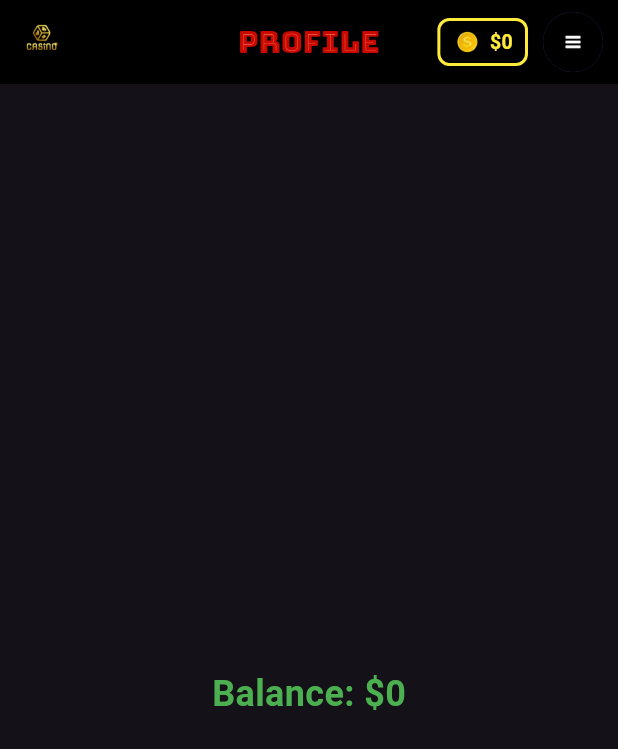
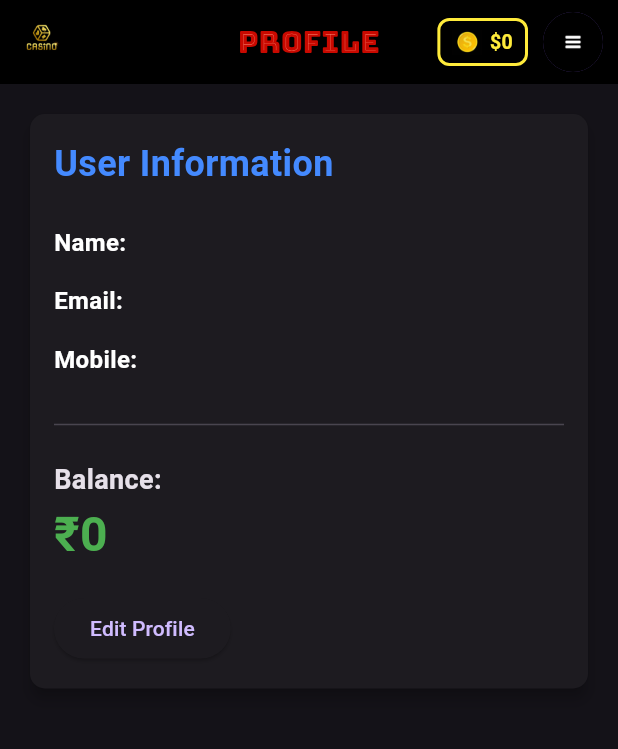
Before and after one commit to theinfiniteprins/casino, a Flutter app: the ProfilePage screen opened directly, on a phone screen of 412 x 824 dp. Shown: the top 749 px of the screen. Run offline on Flutter 3.47's test engine with Material 3 defaults, Android fonts, the phone set to English and light mode, and no system bars; our stand-ins replace cloud_firestore, firebase_auth, firebase_core, shared_preferences; accounts and stored records are empty.

Commit message:
Added mobile and name field to register

```diff
--- a/lib/profile_page.dart
+++ b/lib/profile_page.dart
@@ -2,6 +2,7 @@ import 'package:cloud_firestore/cloud_firestore.dart';
 import 'package:firebase_auth/firebase_auth.dart';
 import 'package:flutter/material.dart';
 import 'custom_app_bar.dart';
+import 'edit_profile_page.dart'; // Import the EditProfilePage
 
 class ProfilePage extends StatefulWidget {
   @override
@@ -12,35 +13,57 @@ class _ProfilePageState extends State<ProfilePage> {
   final FirebaseAuth _auth = FirebaseAuth.instance;
   final FirebaseFirestore _firestore = FirebaseFirestore.instance;
   String? _email;
+  String? _name;
+  String? _mobile;
   int _balance = 0;
 
   @override
   void initState() {
     super.initState();
     _fetchUserProfile();
-    _fetchBalance();
   }
 
+  // Fetch user profile details including name, email, mobile, and balance
   Future<void> _fetchUserProfile() async {
     final user = _auth.currentUser;
     if (user != null) {
       setState(() {
         _email = user.email;
       });
+
+      final userId = user.uid;
+      try {
+        DocumentSnapshot userDoc = await _firestore.collection('users').doc(userId).get();
+        if (userDoc.exists) {
+          Map<String, dynamic> userData = userDoc.data() as Map<String, dynamic>;
+
+          setState(() {
+            _name = userData['name'] ?? 'No Name';
+            _mobile = userData['mobile'] ?? 'No Mobile';
+            _balance = userData['balance'] ?? 0;
+          });
+        } else {
+          print('Document does not exist!');
+        }
+      } catch (e) {
+        print('Error fetching user profile: $e');
+      }
     }
   }
 
-  Future<void> _fetchBalance() async {
-    final userId = _auth.currentUser?.uid;
-    if (userId != null) {
-      DocumentSnapshot userDoc =
-      await _firestore.collection('users').doc(userId).get();
-      if (userDoc.exists) {
-        setState(() {
-          _balance = userDoc['balance'] ?? 0;
+  void _navigateToEditProfile() {
+    Navigator.push(
+      context,
+      MaterialPageRoute(
+        builder: (context) => EditProfilePage(
+          name: _name,
+          mobile: _mobile,
+        ),
+      ),
+    ).then((_) {
+      // Refresh the profile page after editing
+      _fetchUserProfile();
     });
-      }
-    }
   }
 
   @override
@@ -75,26 +98,58 @@ class _ProfilePageState extends State<ProfilePage> {
           ),
         ],
       ),
-      body: Center(
+      body: Padding(
+        padding: const EdgeInsets.all(16.0),
         child: Column(
-          mainAxisAlignment: MainAxisAlignment.center,
-          crossAxisAlignment: CrossAxisAlignment.center,
+          mainAxisAlignment: MainAxisAlignment.start,
+          children: [
+            Card(
+              elevation: 4,
+              shape: RoundedRectangleBorder(
+                borderRadius: BorderRadius.circular(10),
+              ),
+              child: Padding(
+                padding: const EdgeInsets.all(16.0),
+                child: Column(
+                  crossAxisAlignment: CrossAxisAlignment.start,
                   children: [
                     Text(
-              _email ?? 'No Email',
+                      'User Information',
                       style: TextStyle(
-                fontSize: 20,
+                        fontSize: 24,
                         fontWeight: FontWeight.bold,
                         color: Colors.blueAccent,
                       ),
                     ),
                     const SizedBox(height: 16),
+                    _buildInfoRow('Name:', _name ?? 'No Name'),
+                    _buildInfoRow('Email:', _email ?? 'No Email'),
+                    _buildInfoRow('Mobile:', _mobile ?? 'No Mobile'),
+                    const SizedBox(height: 16),
+                    Divider(),
+                    const SizedBox(height: 16),
                     Text(
-              'Balance: \$$_balance',
+                      'Balance:',
                       style: TextStyle(
-                fontSize: 24,
+                        fontSize: 18,
+                        fontWeight: FontWeight.bold,
+                      ),
+                    ),
+                    Text(
+                      '₹$_balance',
+                      style: TextStyle(
+                        fontSize: 32,
                         fontWeight: FontWeight.bold,
                         color: Colors.green,
+                      ),
+                    ),
+                    const SizedBox(height: 16),
+                    ElevatedButton(
+                      onPressed: _navigateToEditProfile,
+                      child: Text('Edit Profile'),
+                    ),
+                  ],
+                ),
               ),
             ),
           ],
@@ -102,4 +157,31 @@ class _ProfilePageState extends State<ProfilePage> {
       ),
     );
   }
+
+  // Helper function to build a row for displaying user information
+  Widget _buildInfoRow(String label, String value) {
+    return Padding(
+      padding: const EdgeInsets.symmetric(vertical: 8.0),
+      child: Row(
+        mainAxisAlignment: MainAxisAlignment.spaceBetween,
+        children: [
+          Text(
+            label,
+            style: TextStyle(
+              fontSize: 16,
+              fontWeight: FontWeight.w600,
+              color: Colors.white,
+            ),
+          ),
+          Text(
+            value,
+            style: TextStyle(
+              fontSize: 16,
+              color: Colors.white,
+            ),
+          ),
+        ],
+      ),
+    );
   }
+}
--- a/lib/register_page.dart
+++ b/lib/register_page.dart
@@ -16,18 +16,22 @@ class _RegisterPageState extends State<RegisterPage> {
   final FirebaseAuth _auth = FirebaseAuth.instance;
   final TextEditingController _emailController = TextEditingController();
   final TextEditingController _passwordController = TextEditingController();
+  final TextEditingController _nameController = TextEditingController();
+  final TextEditingController _mobileController = TextEditingController();
   bool _isLoading = false;
 
   FirebaseFirestore firestore = FirebaseFirestore.instance;
 
-  Future<void> _saveBalance(String userId, int newBalance) async {
+  Future<void> _saveUserDetails(String userId, String name, String mobile, int initialBalance) async {
     try {
       await firestore.collection('users').doc(userId).set({
-        'balance': newBalance,
+        'name': name,
+        'mobile': mobile,
+        'balance': initialBalance,
       });
-      print("Balance of $newBalance saved for user: $userId");
+      print("User details saved for user: $userId");
     } catch (e) {
-      print("Failed to save balance: $e");
+      print("Failed to save user details: $e");
     }
   }
 
@@ -48,8 +52,8 @@ class _RegisterPageState extends State<RegisterPage> {
         String userId = user.uid;
         print('User ID: $userId');
 
-        // Save initial balance
-        await _saveBalance(userId, 500); // Set balance to 500
+        // Save user details in Firebase with name and mobile number
+        await _saveUserDetails(userId, _nameController.text, _mobileController.text, 500);
 
         // Store user ID and password in SharedPreferences
         final prefs = await SharedPreferences.getInstance();
@@ -81,6 +85,18 @@ class _RegisterPageState extends State<RegisterPage> {
         child: Column(
           mainAxisAlignment: MainAxisAlignment.center,
           children: [
+            TextField(
+              controller: _nameController,
+              decoration: InputDecoration(
+                  labelText: 'Name', border: OutlineInputBorder()),
+            ),
+            const SizedBox(height: 16),
+            TextField(
+              controller: _mobileController,
+              decoration: InputDecoration(
+                  labelText: 'Mobile Number', border: OutlineInputBorder()),
+            ),
+            const SizedBox(height: 16),
             TextField(
               controller: _emailController,
               decoration: InputDecoration(
```
Also changed, not shown: lib/edit_profile_page.dart (added, +96 -0 lines). Lines whose indentation alone changed are shown as unchanged.
